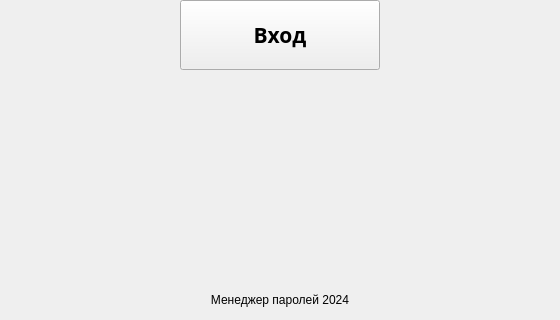
This is QT_layouts/openWindow.ui in Yuri4ek/QT_project as Qt 5 draws it before an edit; both pictures show x 120 to 680 and y 280 to 600 of the 800 by 600 pixel window. The edited form follows.
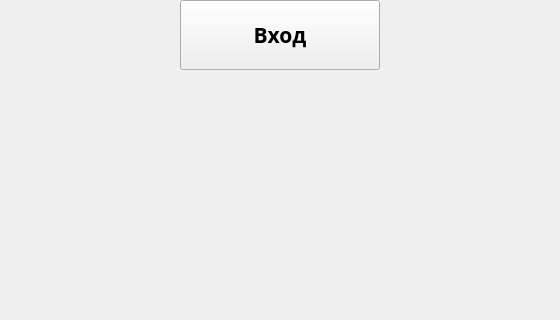
This is the edited form.

Commit message: Добавил масштабирование некоторым окнам

Patch:
```diff
--- a/QT_layouts/openWindow.ui
+++ b/QT_layouts/openWindow.ui
@@ -10,6 +10,18 @@
     <height>600</height>
    </rect>
   </property>
+  <property name="minimumSize">
+   <size>
+    <width>200</width>
+    <height>200</height>
+   </size>
+  </property>
+  <property name="maximumSize">
+   <size>
+    <width>100000</width>
+    <height>100000</height>
+   </size>
+  </property>
   <property name="windowTitle">
    <string>Окно входа</string>
   </property>
@@ -23,9 +35,6 @@
       <height>20</height>
      </rect>
     </property>
-    <property name="text">
-     <string>Менеджер паролей 2024</string>
-    </property>
     <property name="alignment">
      <set>Qt::AlignCenter</set>
     </property>
```
The commit also changes 2 other files.
